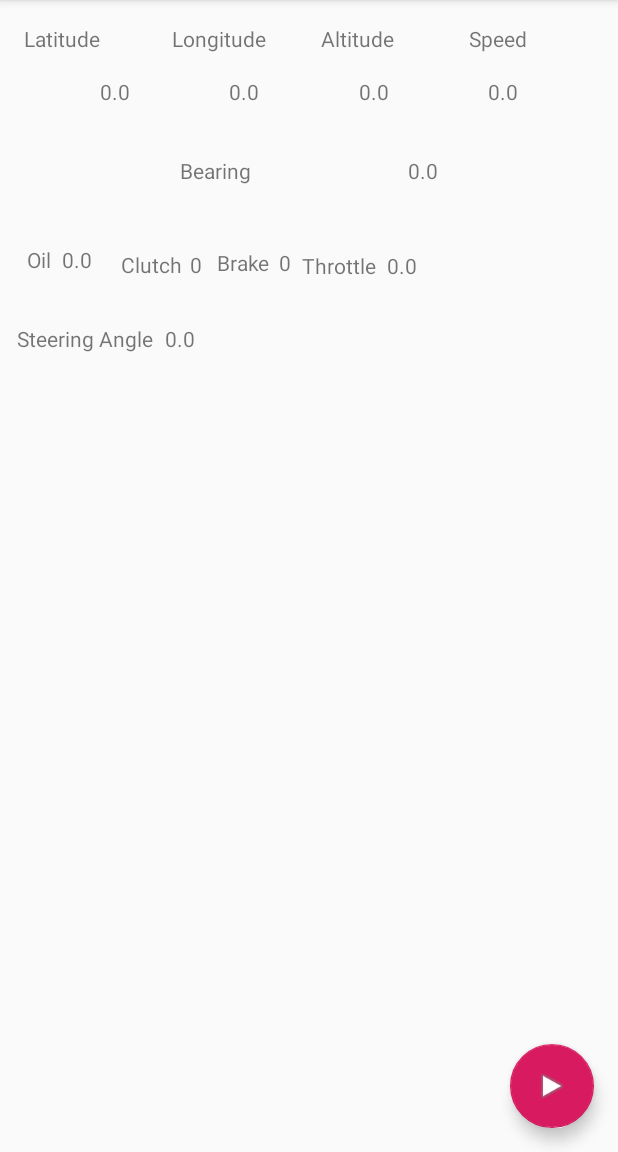
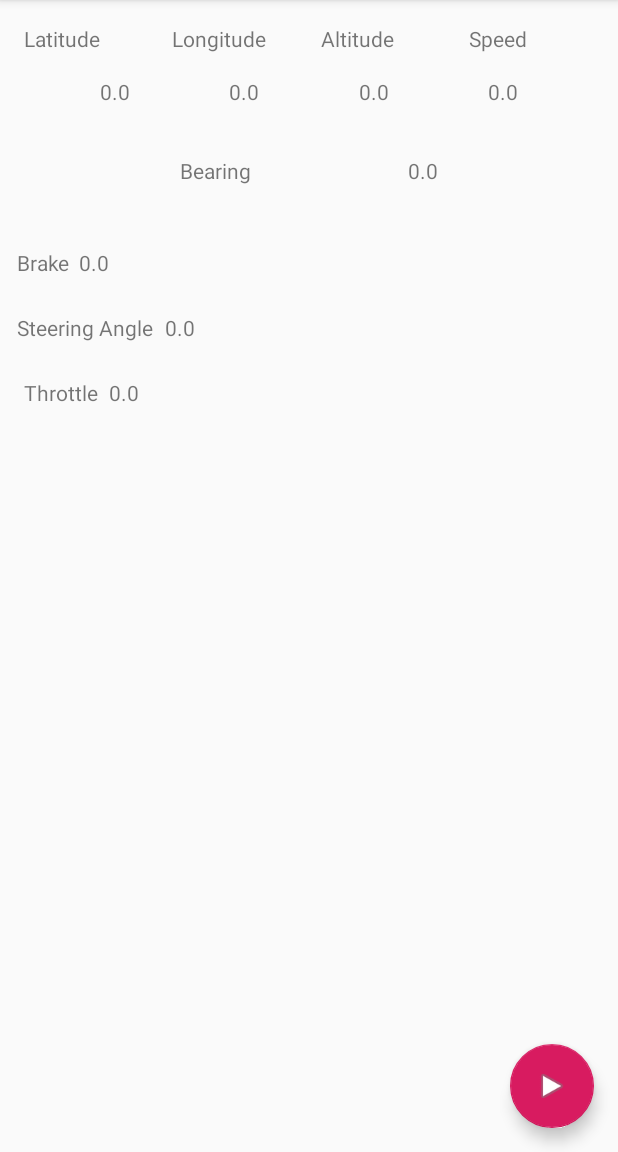
Before and after one commit to tomicooler/E46Track, an Android app: the screen it shows after launch (MainActivity), on a phone screen of 412 x 824 dp, the part 84-1236 px from its top. Run offline under Robolectric (Android 15) with nearby library versions, the phone set to English and light mode, and no system bars; 6 statements that could not run were skipped.

Commit message:
project: removed oil, clutch.

```diff
--- a/app/src/main/java/com/tomicooler/bmw/e46track/MainActivity.java
+++ b/app/src/main/java/com/tomicooler/bmw/e46track/MainActivity.java
@@ -65,22 +65,6 @@ public class MainActivity extends AppCompatActivity {
                     altitude.setText(String.format(Locale.getDefault(), "%f", location.getAltitude()));
                     speed.setText(String.format(Locale.getDefault(), "%f", location.getSpeed() * 3.6));
                     bearing.setText(String.format(Locale.getDefault(), "%f", location.getBearing()));
-                }
-            });
-
-            final TextView oilTemp = findViewById(R.id.oilTemp);
-            mService.getModel().getCurrentOilTemp().observeForever(new Observer<Double>() {
-                @Override
-                public void onChanged(Double oil) {
-                    oilTemp.setText(String.format(Locale.getDefault(), "%f", oil));
-                }
-            });
-
-            final TextView clutch = findViewById(R.id.clutch);
-            mService.getModel().getCurrentClutch().observeForever(new Observer<Boolean>() {
-                @Override
-                public void onChanged(Boolean on) {
-                    clutch.setText(on ? "1" : "0");
                 }
             });
 
--- a/app/src/main/java/com/tomicooler/bmw/e46track/TrackService.java
+++ b/app/src/main/java/com/tomicooler/bmw/e46track/TrackService.java
@@ -28,7 +28,6 @@ import com.google.android.gms.tasks.Task;
 import com.tomicooler.bmw.e46track.ds2.Message;
 import com.tomicooler.bmw.e46track.extractors.Brake;
 import com.tomicooler.bmw.e46track.extractors.MessageHandler;
-import com.tomicooler.bmw.e46track.extractors.Oil;
 import com.tomicooler.bmw.e46track.extractors.SteeringAngle;
 import com.tomicooler.bmw.e46track.extractors.Throttle;
 
--- a/app/src/main/java/com/tomicooler/bmw/e46track/extractors/Clutch.java
+++ /dev/null
@@ -1,20 +0,0 @@
-package com.tomicooler.bmw.e46track.extractors;
-
-import com.tomicooler.bmw.e46track.TrackModel;
-import com.tomicooler.bmw.e46track.ds2.Message;
-
-public class Clutch implements MessageHandler {
-    private final Extractor extractor;
-    private final TrackModel model;
-
-    public Clutch(TrackModel model) {
-        extractor = new Extractor(1, 1, false);
-        this.model = model;
-    }
-
-    @Override
-    public void process(Message message) {
-        int flag = (int) extractor.extract(message);
-        model.getCurrentClutch().postValue((flag & 0x11) == 0x11);
-    }
-}
--- a/app/src/main/java/com/tomicooler/bmw/e46track/extractors/Oil.java
+++ /dev/null
@@ -1,20 +0,0 @@
-package com.tomicooler.bmw.e46track.extractors;
-
-import com.tomicooler.bmw.e46track.TrackModel;
-import com.tomicooler.bmw.e46track.ds2.Message;
-
-public class Oil implements MessageHandler {
-
-    private final Extractor extractor;
-    private final TrackModel model;
-
-    public Oil(TrackModel model) {
-        extractor = new Extractor(12, 1, false, new Converter(0.796098, -48.0137));
-        this.model = model;
-    }
-
-    @Override
-    public void process(Message message) {
-        model.getCurrentOilTemp().postValue(extractor.extract(message));
-    }
-}
--- a/app/src/main/res/layout/content_main.xml
+++ b/app/src/main/res/layout/content_main.xml
@@ -7,6 +7,7 @@
     android:layout_height="match_parent"
     app:layout_behavior="@string/appbar_scrolling_view_behavior"
     tools:context=".MainActivity"
+    tools:layout_editor_absoluteY="56dp"
     tools:showIn="@layout/activity_main">
 
     <TextView
@@ -122,51 +123,13 @@
         app:layout_constraintTop_toBottomOf="@+id/longitude" />
 
     <TextView
-        android:id="@+id/textView"
-        android:layout_width="wrap_content"
-        android:layout_height="wrap_content"
-        android:layout_marginStart="18dp"
-        android:text="Oil"
-        app:layout_constraintBaseline_toBaselineOf="@+id/oilTemp"
-        app:layout_constraintStart_toStartOf="parent" />
-
-    <TextView
-        android:id="@+id/oilTemp"
-        android:layout_width="wrap_content"
-        android:layout_height="wrap_content"
-        android:layout_marginStart="7dp"
-        android:layout_marginTop="163dp"
-        android:text="0.0"
-        app:layout_constraintStart_toEndOf="@+id/textView"
-        app:layout_constraintTop_toTopOf="parent" />
-
-    <TextView
-        android:id="@+id/textView2"
-        android:layout_width="wrap_content"
-        android:layout_height="wrap_content"
-        android:layout_marginStart="19dp"
-        android:text="Clutch"
-        app:layout_constraintBaseline_toBaselineOf="@+id/clutch"
-        app:layout_constraintStart_toEndOf="@+id/oilTemp" />
-
-    <TextView
-        android:id="@+id/clutch"
-        android:layout_width="wrap_content"
-        android:layout_height="wrap_content"
-        android:layout_marginStart="5dp"
-        android:layout_marginTop="1dp"
-        android:text="0"
-        app:layout_constraintStart_toEndOf="@+id/textView2"
-        app:layout_constraintTop_toTopOf="@+id/textView4" />
-
-    <TextView
         android:id="@+id/textView4"
         android:layout_width="wrap_content"
         android:layout_height="wrap_content"
-        android:layout_marginStart="10dp"
+        android:layout_marginStart="11dp"
         android:text="Brake"
         app:layout_constraintBaseline_toBaselineOf="@+id/brake"
-        app:layout_constraintStart_toEndOf="@+id/clutch" />
+        app:layout_constraintStart_toStartOf="parent" />
 
     <TextView
         android:id="@+id/brake"
@@ -174,7 +137,7 @@
         android:layout_height="wrap_content"
         android:layout_marginStart="6dp"
         android:layout_marginTop="42dp"
-        android:text="0"
+        android:text="0.0"
         app:layout_constraintStart_toEndOf="@+id/textView4"
         app:layout_constraintTop_toBottomOf="@+id/textView13" />
 
@@ -182,11 +145,12 @@
         android:id="@+id/textView10"
         android:layout_width="wrap_content"
         android:layout_height="wrap_content"
-        android:layout_marginStart="7dp"
-        android:layout_marginTop="2dp"
+        android:layout_marginStart="16dp"
+        android:layout_marginTop="24dp"
         android:text="Throttle"
-        app:layout_constraintStart_toEndOf="@+id/brake"
-        app:layout_constraintTop_toTopOf="@+id/brake" />
+        app:layout_constraintEnd_toStartOf="@+id/throttle"
+        app:layout_constraintStart_toStartOf="parent"
+        app:layout_constraintTop_toBottomOf="@+id/textView12" />
 
     <TextView
         android:id="@+id/throttle"
@@ -202,24 +166,19 @@
         android:layout_width="wrap_content"
         android:layout_height="wrap_content"
         android:layout_marginStart="11dp"
-        android:layout_marginTop="30dp"
+        android:layout_marginTop="24dp"
         android:text="Steering Angle"
         app:layout_constraintStart_toStartOf="parent"
-        app:layout_constraintTop_toBottomOf="@+id/textView2" />
+        app:layout_constraintTop_toBottomOf="@+id/textView4" />
 
     <TextView
         android:id="@+id/steeringAngle"
         android:layout_width="wrap_content"
         android:layout_height="wrap_content"
         android:layout_marginStart="8dp"
-        android:layout_marginTop="30dp"
-        android:layout_marginBottom="108dp"
         android:text="0.0"
-        app:layout_constraintBottom_toTopOf="@+id/error"
-        app:layout_constraintEnd_toEndOf="@+id/textView2"
-        app:layout_constraintHorizontal_bias="0.0"
-        app:layout_constraintStart_toEndOf="@+id/textView12"
-        app:layout_constraintTop_toBottomOf="@+id/textView2" />
+        app:layout_constraintBaseline_toBaselineOf="@+id/textView12"
+        app:layout_constraintStart_toEndOf="@+id/textView12" />
 
     <TextView
         android:id="@+id/error"
```
